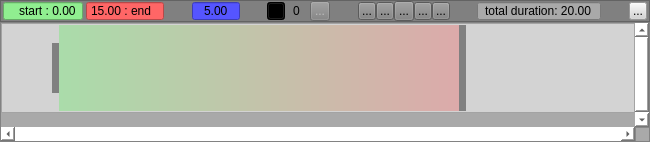
Above: animtimeline.ui from hiergaut/AnimTimeline before the change. Below: the same form after it.
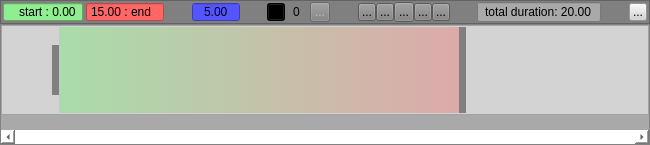
That is the form after the change. Icons and pictures are not drawn. Custom widgets are drawn as their Qt base class.

Diff of the .ui file:
```diff
--- a/animtimeline.ui
+++ b/animtimeline.ui
@@ -10,7 +10,7 @@
     <x>0</x>
     <y>0</y>
     <width>650</width>
-    <height>142</height>
+    <height>145</height>
    </rect>
   </property>
   <property name="sizePolicy">
@@ -22,7 +22,7 @@
   <property name="minimumSize">
    <size>
     <width>650</width>
-    <height>142</height>
+    <height>145</height>
    </size>
   </property>
   <property name="maximumSize">
```
Left out of the diff: 2 changed lines with no effect on the pictures.
